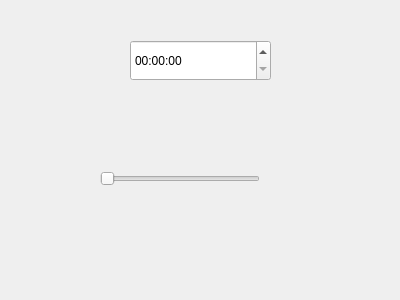
Before: the Qt Designer form modules/Setup/design.ui in 307guojiawei/Linuxer, drawn with Qt 5.
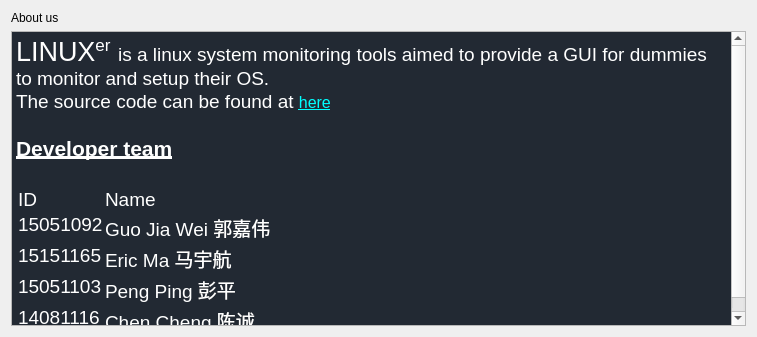
After: the same form once the commit is applied.

Commit message: Update Setup Module

```diff
--- a/modules/Setup/design.ui
+++ b/modules/Setup/design.ui
@@ -6,36 +6,70 @@
    <rect>
     <x>0</x>
     <y>0</y>
-    <width>400</width>
-    <height>300</height>
+    <width>757</width>
+    <height>337</height>
    </rect>
   </property>
   <property name="windowTitle">
    <string>Form</string>
   </property>
-  <widget class="QTimeEdit" name="timeEdit">
-   <property name="geometry">
-    <rect>
-     <x>130</x>
-     <y>40</y>
-     <width>141</width>
-     <height>41</height>
-    </rect>
-   </property>
-  </widget>
-  <widget class="QSlider" name="horizontalSlider">
-   <property name="geometry">
-    <rect>
-     <x>100</x>
-     <y>170</y>
-     <width>160</width>
-     <height>17</height>
-    </rect>
-   </property>
-   <property name="orientation">
-    <enum>Qt::Horizontal</enum>
-   </property>
-  </widget>
+  <layout class="QVBoxLayout" name="verticalLayout">
+   <item>
+    <widget class="QLabel" name="label">
+     <property name="text">
+      <string>About us</string>
+     </property>
+    </widget>
+   </item>
+   <item>
+    <widget class="QTextBrowser" name="textBrowser">
+     <property name="html">
+      <string>&lt;!DOCTYPE HTML PUBLIC &quot;-//W3C//DTD HTML 4.0//EN&quot; &quot;http://www.w3.org/TR/REC-html40/strict.dtd&quot;&gt;
+&lt;html&gt;&lt;head&gt;&lt;meta name=&quot;qrichtext&quot; content=&quot;1&quot; /&gt;&lt;style type=&quot;text/css&quot;&gt;
+p, li { white-space: pre-wrap; }
+&lt;/style&gt;&lt;/head&gt;&lt;body style=&quot; font-family:'WenQuanYi Micro Hei'; font-size:9.7002pt; font-weight:400; font-style:normal;&quot; bgcolor=&quot;#222933&quot;&gt;
+&lt;p style=&quot; margin-top:0px; margin-bottom:0px; margin-left:0px; margin-right:0px; -qt-block-indent:0; text-indent:0px;&quot;&gt;&lt;span style=&quot; font-size:20pt; color:#ffffff;&quot;&gt;LINUX&lt;/span&gt;&lt;span style=&quot; font-size:20pt; color:#ffffff; vertical-align:super;&quot;&gt;er&lt;/span&gt;&lt;span style=&quot; font-size:20pt; color:#ffffff;&quot;&gt; &lt;/span&gt;&lt;span style=&quot; font-size:14pt; color:#ffffff;&quot;&gt;is a linux system monitoring tools aimed to provide a GUI for dummies to monitor and setup their OS.&lt;/span&gt;&lt;/p&gt;
+&lt;p style=&quot; margin-top:0px; margin-bottom:0px; margin-left:0px; margin-right:0px; -qt-block-indent:0; text-indent:0px;&quot;&gt;&lt;span style=&quot; font-size:14pt; color:#ffffff;&quot;&gt;The source code can be found at &lt;/span&gt;&lt;a href=&quot;https://github.com/307guojiawei/Linuxer&quot;&gt;&lt;span style=&quot; font-size:12pt; text-decoration: underline; color:#00ffff;&quot;&gt;here&lt;/span&gt;&lt;/a&gt;&lt;/p&gt;
+&lt;p style=&quot;-qt-paragraph-type:empty; margin-top:0px; margin-bottom:0px; margin-left:0px; margin-right:0px; -qt-block-indent:0; text-indent:0px; font-size:14pt; color:#ffffff;&quot;&gt;&lt;br /&gt;&lt;/p&gt;
+&lt;p style=&quot; margin-top:0px; margin-bottom:0px; margin-left:0px; margin-right:0px; -qt-block-indent:0; text-indent:0px;&quot;&gt;&lt;span style=&quot; font-size:16pt; font-weight:600; text-decoration: underline; color:#ffffff;&quot;&gt;Developer team&lt;/span&gt;&lt;/p&gt;
+&lt;p style=&quot;-qt-paragraph-type:empty; margin-top:0px; margin-bottom:0px; margin-left:0px; margin-right:0px; -qt-block-indent:0; text-indent:0px; font-size:16pt; font-weight:600; text-decoration: underline; color:#000000;&quot;&gt;&lt;br /&gt;&lt;/p&gt;
+&lt;p style=&quot;-qt-paragraph-type:empty; margin-top:0px; margin-bottom:0px; margin-left:0px; margin-right:0px; -qt-block-indent:0; text-indent:0px; font-size:16pt; font-weight:600; text-decoration: underline; color:#000000;&quot;&gt;&lt;br /&gt;&lt;/p&gt;
+&lt;table border=&quot;0&quot; style=&quot; margin-top:0px; margin-bottom:0px; margin-left:0px; margin-right:0px;&quot; cellspacing=&quot;2&quot; cellpadding=&quot;0&quot;&gt;
+&lt;tr&gt;
+&lt;td&gt;
+&lt;p style=&quot; margin-top:0px; margin-bottom:0px; margin-left:0px; margin-right:0px; -qt-block-indent:0; text-indent:0px;&quot;&gt;&lt;span style=&quot; font-size:14pt; color:#ffffff;&quot;&gt;ID&lt;/span&gt;&lt;/p&gt;&lt;/td&gt;
+&lt;td&gt;
+&lt;p style=&quot; margin-top:0px; margin-bottom:0px; margin-left:0px; margin-right:0px; -qt-block-indent:0; text-indent:0px;&quot;&gt;&lt;span style=&quot; font-size:14pt; color:#ffffff;&quot;&gt;Name&lt;/span&gt;&lt;/p&gt;&lt;/td&gt;&lt;/tr&gt;
+&lt;tr&gt;
+&lt;td&gt;
+&lt;p style=&quot; margin-top:0px; margin-bottom:0px; margin-left:0px; margin-right:0px; -qt-block-indent:0; text-indent:0px;&quot;&gt;&lt;span style=&quot; font-size:14pt; color:#ffffff;&quot;&gt;15051092&lt;/span&gt;&lt;/p&gt;&lt;/td&gt;
+&lt;td&gt;
+&lt;p style=&quot; margin-top:0px; margin-bottom:0px; margin-left:0px; margin-right:0px; -qt-block-indent:0; text-indent:0px;&quot;&gt;&lt;span style=&quot; font-size:14pt; color:#ffffff;&quot;&gt;Guo Jia Wei 郭嘉伟&lt;/span&gt;&lt;/p&gt;&lt;/td&gt;&lt;/tr&gt;
+&lt;tr&gt;
+&lt;td&gt;
+&lt;p style=&quot; margin-top:0px; margin-bottom:0px; margin-left:0px; margin-right:0px; -qt-block-indent:0; text-indent:0px;&quot;&gt;&lt;span style=&quot; font-size:14pt; color:#ffffff;&quot;&gt;15151165&lt;/span&gt;&lt;/p&gt;&lt;/td&gt;
+&lt;td&gt;
+&lt;p style=&quot; margin-top:0px; margin-bottom:0px; margin-left:0px; margin-right:0px; -qt-block-indent:0; text-indent:0px;&quot;&gt;&lt;span style=&quot; font-size:14pt; color:#ffffff;&quot;&gt;Eric Ma 马宇航&lt;/span&gt;&lt;/p&gt;&lt;/td&gt;&lt;/tr&gt;
+&lt;tr&gt;
+&lt;td&gt;
+&lt;p style=&quot; margin-top:0px; margin-bottom:0px; margin-left:0px; margin-right:0px; -qt-block-indent:0; text-indent:0px;&quot;&gt;&lt;span style=&quot; font-size:14pt; color:#ffffff;&quot;&gt;15051103&lt;/span&gt;&lt;/p&gt;&lt;/td&gt;
+&lt;td&gt;
+&lt;p style=&quot; margin-top:0px; margin-bottom:0px; margin-left:0px; margin-right:0px; -qt-block-indent:0; text-indent:0px;&quot;&gt;&lt;span style=&quot; font-size:14pt; color:#ffffff;&quot;&gt;Peng Ping 彭平&lt;/span&gt;&lt;/p&gt;&lt;/td&gt;&lt;/tr&gt;
+&lt;tr&gt;
+&lt;td&gt;
+&lt;p style=&quot; margin-top:0px; margin-bottom:0px; margin-left:0px; margin-right:0px; -qt-block-indent:0; text-indent:0px;&quot;&gt;&lt;span style=&quot; font-size:14pt; color:#ffffff;&quot;&gt;14081116&lt;/span&gt;&lt;/p&gt;&lt;/td&gt;
+&lt;td&gt;
+&lt;p style=&quot; margin-top:0px; margin-bottom:0px; margin-left:0px; margin-right:0px; -qt-block-indent:0; text-indent:0px;&quot;&gt;&lt;span style=&quot; font-size:14pt; color:#ffffff;&quot;&gt;Chen Cheng 陈诚&lt;/span&gt;&lt;/p&gt;&lt;/td&gt;&lt;/tr&gt;&lt;/table&gt;&lt;/body&gt;&lt;/html&gt;</string>
+     </property>
+     <property name="openExternalLinks">
+      <bool>false</bool>
+     </property>
+     <property name="openLinks">
+      <bool>false</bool>
+     </property>
+    </widget>
+   </item>
+  </layout>
  </widget>
  <resources/>
  <connections/>
```
Left out of the diff: 26 changed lines with no effect on the pictures. The commit also changes 5 other files.
